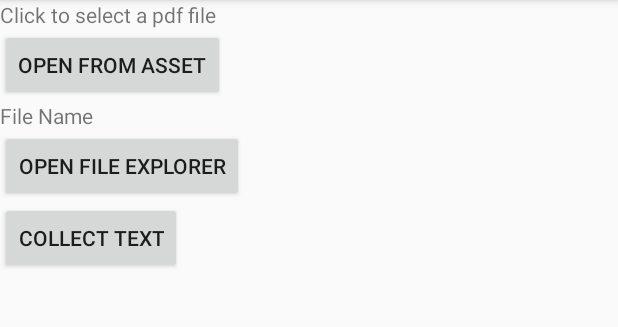
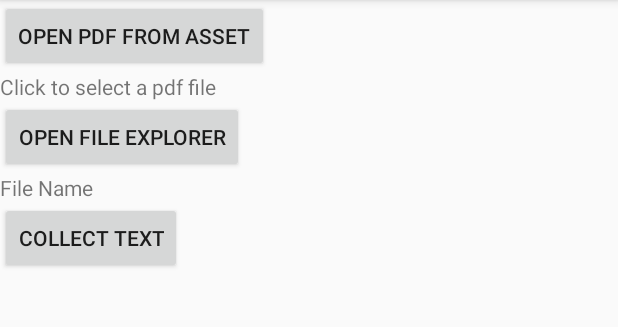
Before and after one commit to aartisoft/PdfGarage, an Android app: the screen it shows after launch (HomeActivity), on a phone screen of 412 x 824 dp, the part 84-411 px from its top. Run offline under Robolectric (Android 15) with nearby library versions, the phone set to English and light mode, and no system bars; libraries missing offline, so code that uses them is left out: com.obsez.android.

```diff
--- a/app/build.gradle
+++ b/app/build.gradle
@@ -27,5 +27,7 @@ dependencies {
     androidTestImplementation 'com.android.support.test:runner:1.0.2'
     androidTestImplementation 'com.android.support.test.espresso:espresso-core:3.0.2'
     implementation 'com.github.barteksc:android-pdf-viewer:2.8.2'
+    implementation 'com.obsez.android.lib.filechooser:filechooser:1.1.11'
+
 
 }
--- a/app/src/main/AndroidManifest.xml
+++ b/app/src/main/AndroidManifest.xml
@@ -6,6 +6,8 @@
     <uses-permission android:name="android.permission.ACCESS_NETWORK_STATE" />
     <uses-permission android:name="android.permission.WRITE_EXTERNAL_STORAGE" />
     <uses-permission android:name="android.permission.READ_EXTERNAL_STORAGE" />
+
+
 
     <application
         android:allowBackup="true"
--- a/app/src/main/res/layout/content_home.xml
+++ b/app/src/main/res/layout/content_home.xml
@@ -10,30 +10,20 @@
     tools:showIn="@layout/activity_home">
 
 
+    <Button
+        android:id="@+id/button_select"
+        android:layout_width="wrap_content"
+        android:layout_height="wrap_content"
+        android:text="Open PDF From Asset"
+
+        />
+
     <TextView
         android:id="@+id/textView"
         android:layout_width="wrap_content"
         android:layout_height="wrap_content"
-        android:text="Click to select a pdf file"
+        android:text="Click to select a pdf file" />
 
-        />
-
-    <Button
-        android:id="@+id/button_select"
-        android:layout_width="wrap_content"
-        android:layout_height="wrap_content"
-        android:text="Open From Asset"
-
-        />
-
-
-    <TextView
-        android:id="@+id/textView2"
-        android:layout_width="wrap_content"
-        android:layout_height="wrap_content"
-        android:text="File Name"
-
-        />
 
     <Button
         android:id="@+id/button_open_file_explorer"
@@ -44,6 +34,13 @@
         tools:layout_editor_absoluteY="219dp" />
 
 
+    <TextView
+        android:id="@+id/fileName"
+        android:layout_width="wrap_content"
+        android:layout_height="wrap_content"
+        android:text="File Name" />
+
+
     <Button
         android:id="@+id/button_collect_text"
         android:layout_width="wrap_content"
--- a/build.gradle
+++ b/build.gradle
@@ -19,6 +19,7 @@ allprojects {
     repositories {
         google()
         jcenter()
+        maven { url "https://jitpack.io" }
     }
 }
 
```
Also changed, not shown: app/src/main/java/sebpo/pdfgarage/HomeActivity.java (+49 -24 lines), app/src/main/java/sebpo/pdfgarage/OpenPdfActivity.java (+0 -36 lines), app/src/main/java/sebpo/pdfgarage/PDFUtils.java (added, +92 -0 lines).
